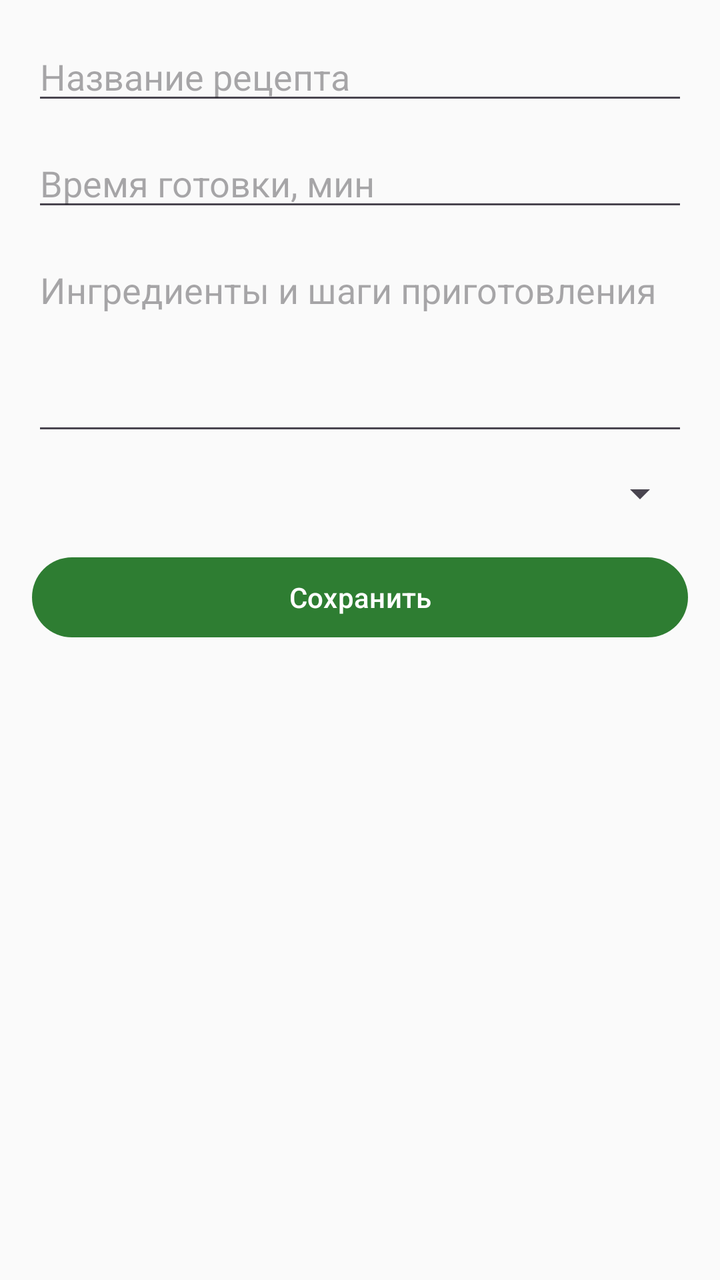
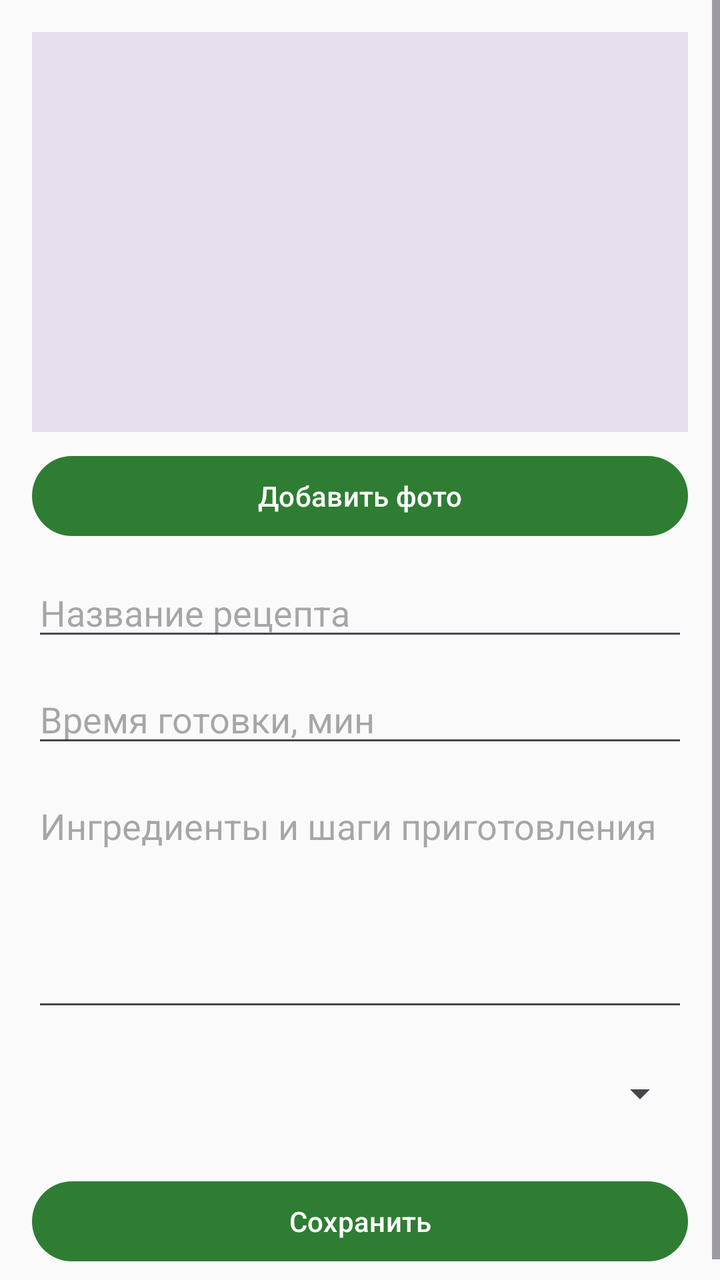

The first picture is an Android layout as it rendered before a commit; the second is the same layout after the commit. The layout source and the unified diff follow.
<!-- AndroidManifest.xml: application theme Theme.RecipesApp -->
<!-- res/layout/activity_add_recipe.xml -->
<?xml version="1.0" encoding="utf-8"?>
<androidx.constraintlayout.widget.ConstraintLayout
    xmlns:android="http://schemas.android.com/apk/res/android"
    xmlns:app="http://schemas.android.com/apk/res-auto"
    android:layout_width="match_parent"
    android:layout_height="match_parent"
    android:padding="16dp">

    
    <EditText
        android:id="@+id/recipeTitleInput"
        android:layout_width="0dp"
        android:layout_height="wrap_content"
        android:hint="@string/recipe_title_hint"
        android:inputType="text"
        app:layout_constraintEnd_toEndOf="parent"
        app:layout_constraintStart_toStartOf="parent"
        app:layout_constraintTop_toTopOf="parent" />

    
    <EditText
        android:id="@+id/cookTimeInput"
        android:layout_width="0dp"
        android:layout_height="wrap_content"
        android:layout_marginTop="12dp"
        android:hint="@string/cook_time_hint"
        android:inputType="number"
        app:layout_constraintEnd_toEndOf="parent"
        app:layout_constraintStart_toStartOf="parent"
        app:layout_constraintTop_toBottomOf="@+id/recipeTitleInput" />

    
    <EditText
        android:id="@+id/descriptionInput"
        android:layout_width="0dp"
        android:layout_height="wrap_content"
        android:layout_marginTop="12dp"
        android:minHeight="100dp"
        android:gravity="top"
        android:hint="@string/description_hint"
        android:inputType="textMultiLine"
        android:autofillHints="none"
        app:layout_constraintEnd_toEndOf="parent"
        app:layout_constraintStart_toStartOf="parent"
        app:layout_constraintTop_toBottomOf="@+id/cookTimeInput" />

    
    <Spinner
        android:id="@+id/categorySpinner"
        android:layout_width="0dp"
        android:layout_height="wrap_content"
        android:layout_marginTop="12dp"
        app:layout_constraintEnd_toEndOf="parent"
        app:layout_constraintStart_toStartOf="parent"
        app:layout_constraintTop_toBottomOf="@+id/descriptionInput" />

    
    <Button
        android:id="@+id/saveRecipeButton"
        android:layout_width="0dp"
        android:layout_height="wrap_content"
        android:layout_marginTop="16dp"
        android:text="@string/save_recipe"
        app:layout_constraintEnd_toEndOf="parent"
        app:layout_constraintStart_toStartOf="parent"
        app:layout_constraintTop_toBottomOf="@+id/categorySpinner" />

</androidx.constraintlayout.widget.ConstraintLayout>
<!-- resources referenced by this layout -->
<resources>
  <string name="cook_time_hint">Время готовки, мин</string>
  <string name="description_hint">Ингредиенты и шаги приготовления</string>
  <string name="recipe_title_hint">Название рецепта</string>
  <string name="save_recipe">Сохранить</string>
  <style name="Theme.RecipesApp" parent="Theme.Material3.Light.NoActionBar">
          <item name="colorPrimary">@color/primary</item>
          <item name="colorOnPrimary">@color/on_primary</item>
          <item name="colorSecondary">@color/secondary</item>
          <item name="android:windowBackground">@color/background</item>
      </style>
  <color name="primary">#2E7D32</color>
  <color name="on_primary">#FFFFFF</color>
  <color name="secondary">#FF8F00</color>
  <color name="background">#FAFAFA</color>
</resources>

<!-- the commit's change to res/layout/activity_add_recipe.xml (unified diff, before → after) -->
@@ -1,68 +1,73 @@
 <?xml version="1.0" encoding="utf-8"?>
-<androidx.constraintlayout.widget.ConstraintLayout
+<ScrollView
     xmlns:android="http://schemas.android.com/apk/res/android"
-    xmlns:app="http://schemas.android.com/apk/res-auto"
     android:layout_width="match_parent"
     android:layout_height="match_parent"
-    android:padding="16dp">
+    android:fillViewport="true">
 
-    
-    <EditText
-        android:id="@+id/recipeTitleInput"
-        android:layout_width="0dp"
+    <LinearLayout
+        android:layout_width="match_parent"
         android:layout_height="wrap_content"
-        android:hint="@string/recipe_title_hint"
-        android:inputType="text"
-        app:layout_constraintEnd_toEndOf="parent"
-        app:layout_constraintStart_toStartOf="parent"
-        app:layout_constraintTop_toTopOf="parent" />
+        android:orientation="vertical"
+        android:padding="16dp">
 
-    
-    <EditText
-        android:id="@+id/cookTimeInput"
-        android:layout_width="0dp"
-        android:layout_height="wrap_content"
-        android:layout_marginTop="12dp"
-        android:hint="@string/cook_time_hint"
-        android:inputType="number"
-        app:layout_constraintEnd_toEndOf="parent"
-        app:layout_constraintStart_toStartOf="parent"
-        app:layout_constraintTop_toBottomOf="@+id/recipeTitleInput" />
+        
+        <ImageView
+            android:id="@+id/photoPreview"
+            android:layout_width="match_parent"
+            android:layout_height="200dp"
+            android:background="?attr/colorSurfaceVariant"
+            android:scaleType="centerCrop" />
 
-    
-    <EditText
-        android:id="@+id/descriptionInput"
-        android:layout_width="0dp"
-        android:layout_height="wrap_content"
-        android:layout_marginTop="12dp"
-        android:minHeight="100dp"
-        android:gravity="top"
-        android:hint="@string/description_hint"
-        android:inputType="textMultiLine"
-        android:autofillHints="none"
-        app:layout_constraintEnd_toEndOf="parent"
-        app:layout_constraintStart_toStartOf="parent"
-        app:layout_constraintTop_toBottomOf="@+id/cookTimeInput" />
+        <Button
+            android:id="@+id/pickPhotoButton"
+            android:layout_width="match_parent"
+            android:layout_height="wrap_content"
+            android:layout_marginTop="8dp"
+            android:minHeight="48dp"
+            android:text="@string/pick_photo" />
 
-    
-    <Spinner
-        android:id="@+id/categorySpinner"
-        android:layout_width="0dp"
-        android:layout_height="wrap_content"
-        android:layout_marginTop="12dp"
-        app:layout_constraintEnd_toEndOf="parent"
-        app:layout_constraintStart_toStartOf="parent"
-        app:layout_constraintTop_toBottomOf="@+id/descriptionInput" />
+        <EditText
+            android:id="@+id/recipeTitleInput"
+            android:layout_width="match_parent"
+            android:layout_height="wrap_content"
+            android:layout_marginTop="12dp"
+            android:hint="@string/recipe_title_hint"
+            android:inputType="text" />
 
-    
-    <Button
-        android:id="@+id/saveRecipeButton"
-        android:layout_width="0dp"
-        android:layout_height="wrap_content"
-        android:layout_marginTop="16dp"
-        android:text="@string/save_recipe"
-        app:layout_constraintEnd_toEndOf="parent"
-        app:layout_constraintStart_toStartOf="parent"
-        app:layout_constraintTop_toBottomOf="@+id/categorySpinner" />
+        <EditText
+            android:id="@+id/cookTimeInput"
+            android:layout_width="match_parent"
+            android:layout_height="wrap_content"
+            android:layout_marginTop="12dp"
+            android:hint="@string/cook_time_hint"
+            android:inputType="number" />
 
-</androidx.constraintlayout.widget.ConstraintLayout>
+        <EditText
+            android:id="@+id/descriptionInput"
+            android:layout_width="match_parent"
+            android:layout_height="wrap_content"
+            android:layout_marginTop="12dp"
+            android:minHeight="120dp"
+            android:gravity="top"
+            android:hint="@string/description_hint"
+            android:inputType="textMultiLine"
+            android:autofillHints="none" />
+
+        <Spinner
+            android:id="@+id/categorySpinner"
+            android:layout_width="match_parent"
+            android:layout_height="wrap_content"
+            android:layout_marginTop="12dp"
+            android:minHeight="48dp" />
+
+        <Button
+            android:id="@+id/saveRecipeButton"
+            android:layout_width="match_parent"
+            android:layout_height="wrap_content"
+            android:layout_marginTop="16dp"
+            android:minHeight="48dp"
+            android:text="@string/save_recipe" />
+
+    </LinearLayout>
+</ScrollView>
<!-- resource entries referenced after the edit -->
@@ -2,6 +2,7 @@
 <resources>
   <string name="cook_time_hint">Время готовки, мин</string>
   <string name="description_hint">Ингредиенты и шаги приготовления</string>
+  <string name="pick_photo">Добавить фото</string>
   <string name="recipe_title_hint">Название рецепта</string>
   <string name="save_recipe">Сохранить</string>
   <style name="Theme.RecipesApp" parent="Theme.Material3.Light.NoActionBar">
